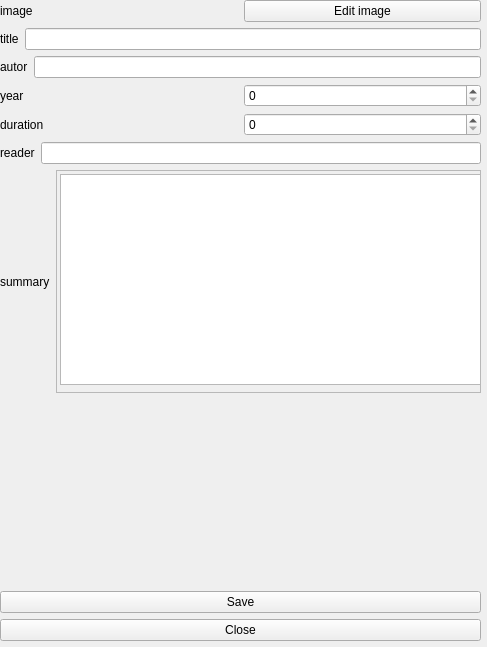
Qt form src/view/mediaeditor.ui (Mario1535/PaoProject) before a commit.
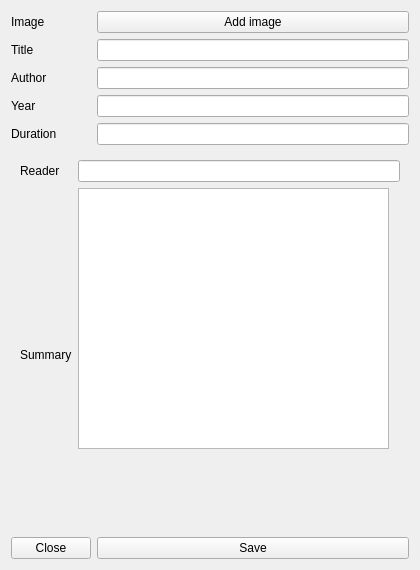
The same form after that commit.

```diff
--- a/src/view/mediaeditor.ui
+++ b/src/view/mediaeditor.ui
@@ -6,300 +6,221 @@
    <rect>
     <x>0</x>
     <y>0</y>
-    <width>487</width>
-    <height>647</height>
+    <width>420</width>
+    <height>570</height>
    </rect>
   </property>
+  <property name="sizePolicy">
+   <sizepolicy hsizetype="Preferred" vsizetype="Preferred">
+    <horstretch>0</horstretch>
+    <verstretch>0</verstretch>
+   </sizepolicy>
+  </property>
+  <property name="minimumSize">
+   <size>
+    <width>420</width>
+    <height>570</height>
+   </size>
+  </property>
+  <property name="maximumSize">
+   <size>
+    <width>420</width>
+    <height>570</height>
+   </size>
+  </property>
   <property name="windowTitle">
-   <string>Form</string>
+   <string>Create new media</string>
   </property>
-  <widget class="QWidget" name="verticalLayoutWidget">
-   <property name="geometry">
-    <rect>
-     <x>0</x>
-     <y>0</y>
-     <width>481</width>
-     <height>641</height>
-    </rect>
-   </property>
-   <layout class="QVBoxLayout" name="verticalLayout">
-    <item>
-     <layout class="QHBoxLayout" name="horizontalLayout_2">
-      <item>
+  <layout class="QGridLayout" name="gridLayout">
+   <item row="3" column="0">
+    <widget class="QLabel" name="yearLabel">
+     <property name="text">
+      <string>Year</string>
+     </property>
+    </widget>
+   </item>
+   <item row="4" column="1">
+    <widget class="QLineEdit" name="durationLine"/>
+   </item>
+   <item row="0" column="0">
        <widget class="QLabel" name="photoLabel">
         <property name="text">
-         <string>image</string>
+      <string>Image</string>
         </property>
        </widget>
       </item>
-      <item>
-       <widget class="QPushButton" name="photoButton">
-        <property name="text">
-         <string>Edit image</string>
-        </property>
-       </widget>
-      </item>
-     </layout>
-    </item>
-    <item>
-     <layout class="QHBoxLayout" name="horizontalLayout_5">
-      <item>
+   <item row="1" column="0">
        <widget class="QLabel" name="titleLabel">
         <property name="text">
-         <string>title</string>
+      <string>Title</string>
         </property>
        </widget>
       </item>
-      <item>
-       <widget class="QLineEdit" name="titleLine"/>
-      </item>
-     </layout>
-    </item>
-    <item>
-     <layout class="QHBoxLayout" name="horizontalLayout_4">
-      <item>
-       <widget class="QLabel" name="authorLabel">
-        <property name="text">
-         <string>autor</string>
-        </property>
-       </widget>
-      </item>
-      <item>
+   <item row="2" column="1">
        <widget class="QLineEdit" name="authorLine"/>
       </item>
-     </layout>
-    </item>
-    <item>
-     <layout class="QHBoxLayout" name="horizontalLayout_3">
-      <item>
-       <widget class="QLabel" name="yearLabel">
+   <item row="0" column="1">
+    <widget class="QPushButton" name="photoButton">
         <property name="text">
-         <string>year</string>
+      <string>Add image</string>
         </property>
        </widget>
       </item>
-      <item>
-       <widget class="QSpinBox" name="yearLine"/>
-      </item>
-     </layout>
-    </item>
-    <item>
-     <layout class="QHBoxLayout" name="horizontalLayout">
-      <item>
+   <item row="4" column="0">
        <widget class="QLabel" name="durationLabel">
         <property name="text">
-         <string>duration</string>
+      <string>Duration</string>
         </property>
        </widget>
       </item>
-      <item>
-       <widget class="QSpinBox" name="durationLine"/>
-      </item>
-     </layout>
-    </item>
-    <item>
+   <item row="1" column="1">
+    <widget class="QLineEdit" name="titleLine"/>
+   </item>
+   <item row="6" column="0">
+    <widget class="QPushButton" name="closeButton">
+     <property name="text">
+      <string>Close</string>
+     </property>
+    </widget>
+   </item>
+   <item row="6" column="1">
+    <widget class="QPushButton" name="saveButton">
+     <property name="text">
+      <string>Save</string>
+     </property>
+    </widget>
+   </item>
+   <item row="3" column="1">
+    <widget class="QLineEdit" name="yearLine"/>
+   </item>
+   <item row="2" column="0">
+    <widget class="QLabel" name="authorLabel">
+     <property name="text">
+      <string>Author</string>
+     </property>
+    </widget>
+   </item>
+   <item row="5" column="0" colspan="2">
      <widget class="QStackedWidget" name="stackedWidget">
-      <property name="maximumSize">
+     <property name="minimumSize">
        <size>
-        <width>16777215</width>
-        <height>16777215</height>
+       <width>0</width>
+       <height>0</height>
        </size>
       </property>
       <property name="currentIndex">
        <number>0</number>
       </property>
       <widget class="QWidget" name="audiobook">
-       <widget class="QWidget" name="verticalLayoutWidget_4">
-        <property name="geometry">
-         <rect>
-          <x>0</x>
-          <y>0</y>
-          <width>481</width>
-          <height>251</height>
-         </rect>
-        </property>
-        <layout class="QVBoxLayout" name="verticalLayout_4">
-         <item>
-          <layout class="QHBoxLayout" name="horizontalLayout_11">
-           <item>
+      <layout class="QGridLayout" name="gridLayout_4">
+       <item row="0" column="0">
             <widget class="QLabel" name="readerLabel">
              <property name="text">
-              <string>reader</string>
+          <string>Reader</string>
              </property>
             </widget>
            </item>
-           <item>
+       <item row="0" column="1">
             <widget class="QLineEdit" name="readerLine"/>
            </item>
-          </layout>
-         </item>
-         <item>
-          <layout class="QHBoxLayout" name="horizontalLayout_10">
-           <item>
+       <item row="1" column="0">
             <widget class="QLabel" name="summaryLabel">
              <property name="text">
-              <string>summary</string>
+          <string>Summary</string>
              </property>
             </widget>
            </item>
-           <item>
-            <widget class="QScrollArea" name="scrollArea">
-             <property name="widgetResizable">
-              <bool>true</bool>
-             </property>
-             <widget class="QWidget" name="scrollAreaWidgetContents">
-              <property name="geometry">
-               <rect>
-                <x>0</x>
-                <y>0</y>
-                <width>434</width>
-                <height>217</height>
-               </rect>
-              </property>
+       <item row="1" column="1">
+        <widget class="QWidget" name="widget" native="true">
               <widget class="QTextEdit" name="summaryText">
                <property name="geometry">
                 <rect>
-                 <x>3</x>
-                 <y>3</y>
-                 <width>431</width>
-                 <height>211</height>
+            <x>0</x>
+            <y>0</y>
+            <width>311</width>
+            <height>261</height>
                 </rect>
                </property>
               </widget>
              </widget>
-            </widget>
-           </item>
-          </layout>
-         </item>
-        </layout>
-       </widget>
+       </item>
+      </layout>
       </widget>
       <widget class="QWidget" name="music">
-       <widget class="QWidget" name="verticalLayoutWidget_2">
-        <property name="geometry">
-         <rect>
-          <x>0</x>
-          <y>0</y>
-          <width>481</width>
-          <height>251</height>
-         </rect>
-        </property>
-        <layout class="QVBoxLayout" name="verticalLayout_2">
-         <item>
-          <layout class="QHBoxLayout" name="horizontalLayout_7">
-           <item>
+      <layout class="QGridLayout" name="gridLayout_2">
+       <item row="0" column="0">
             <widget class="QLabel" name="albumLabel">
              <property name="text">
-              <string>album</string>
+          <string>Album</string>
              </property>
             </widget>
            </item>
-           <item>
+       <item row="0" column="1">
             <widget class="QLineEdit" name="albumLine"/>
            </item>
-          </layout>
-         </item>
-         <item>
-          <layout class="QHBoxLayout" name="horizontalLayout_6">
-           <item>
+       <item row="1" column="0">
             <widget class="QLabel" name="lyricsLabel">
              <property name="text">
-              <string>lyric</string>
+          <string>Lyrics</string>
              </property>
             </widget>
            </item>
-           <item>
-            <widget class="QScrollArea" name="scrollArea_2">
-             <property name="widgetResizable">
-              <bool>true</bool>
-             </property>
-             <widget class="QWidget" name="scrollAreaWidgetContents_2">
-              <property name="geometry">
-               <rect>
-                <x>0</x>
-                <y>0</y>
-                <width>455</width>
-                <height>217</height>
-               </rect>
-              </property>
+       <item row="1" column="1">
+        <widget class="QWidget" name="widget_2" native="true">
               <widget class="QTextEdit" name="lyricsText">
                <property name="geometry">
                 <rect>
-                 <x>3</x>
+            <x>0</x>
                  <y>0</y>
-                 <width>451</width>
-                 <height>221</height>
+            <width>331</width>
+            <height>271</height>
                 </rect>
                </property>
               </widget>
              </widget>
-            </widget>
-           </item>
-          </layout>
-         </item>
-        </layout>
-       </widget>
+       </item>
+      </layout>
       </widget>
       <widget class="QWidget" name="podcast">
-       <widget class="QWidget" name="verticalLayoutWidget_3">
-        <property name="geometry">
-         <rect>
-          <x>0</x>
-          <y>0</y>
-          <width>481</width>
-          <height>251</height>
-         </rect>
-        </property>
-        <layout class="QVBoxLayout" name="verticalLayout_3">
-         <item>
-          <layout class="QHBoxLayout" name="horizontalLayout_9">
-           <item>
+      <layout class="QGridLayout" name="gridLayout_3">
+       <item row="1" column="0">
             <widget class="QLabel" name="episodeLabel">
              <property name="text">
-              <string>episode</string>
+          <string>Episode</string>
              </property>
             </widget>
            </item>
-           <item>
+       <item row="1" column="1">
             <widget class="QLineEdit" name="episodeLine"/>
            </item>
-          </layout>
-         </item>
-         <item>
-          <layout class="QHBoxLayout" name="horizontalLayout_8">
-           <item>
-            <widget class="QLabel" name="seasonLabel">
+       <item row="0" column="0">
+        <widget class="QLabel" name="sesaonLabel">
              <property name="text">
-              <string>season</string>
+          <string>Season</string>
              </property>
             </widget>
            </item>
-           <item>
+       <item row="0" column="1">
             <widget class="QLineEdit" name="seasonLine"/>
            </item>
-          </layout>
+       <item row="2" column="1">
+        <spacer name="verticalSpacer">
+         <property name="orientation">
+          <enum>Qt::Orientation::Vertical</enum>
+         </property>
+         <property name="sizeHint" stdset="0">
+          <size>
+           <width>20</width>
+           <height>40</height>
+          </size>
+         </property>
+        </spacer>
          </item>
         </layout>
        </widget>
       </widget>
-     </widget>
-    </item>
-    <item>
-     <widget class="QPushButton" name="saveButton">
-      <property name="text">
-       <string>Save</string>
-      </property>
-     </widget>
-    </item>
-    <item>
-     <widget class="QPushButton" name="closeButton">
-      <property name="text">
-       <string>Close</string>
-      </property>
-     </widget>
-    </item>
-   </layout>
-  </widget>
+   </item>
+  </layout>
  </widget>
  <resources/>
  <connections/>
```
Lines whose indentation alone changed are shown as unchanged.
